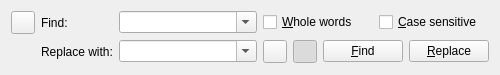
The window that app/editreplacewidget.ui (fhackenberger/ktikz) describes before a commit, drawn with Qt 5.
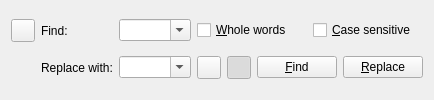
The same window after the commit. Icons and pictures are not drawn.

The edit to the form file:
```diff
--- a/app/editreplacewidget.ui
+++ b/app/editreplacewidget.ui
@@ -1,15 +1,7 @@
 <ui version="4.0" >
  <class>ReplaceWidget</class>
- <widget class="QWidget" name="ReplaceWidget" >
-  <property name="geometry" >
-   <rect>
-    <x>0</x>
-    <y>0</y>
-    <width>500</width>
-    <height>75</height>
-   </rect>
-  </property>
-  <property name="windowTitle" >
+ <widget class="QWidget" name="ReplaceWidget">
+  <property name="windowTitle">
    <string>Find and Replace</string>
   </property>
   <layout class="QGridLayout" >
```
Left out of the diff: 104 changed lines with no effect on the pictures.
